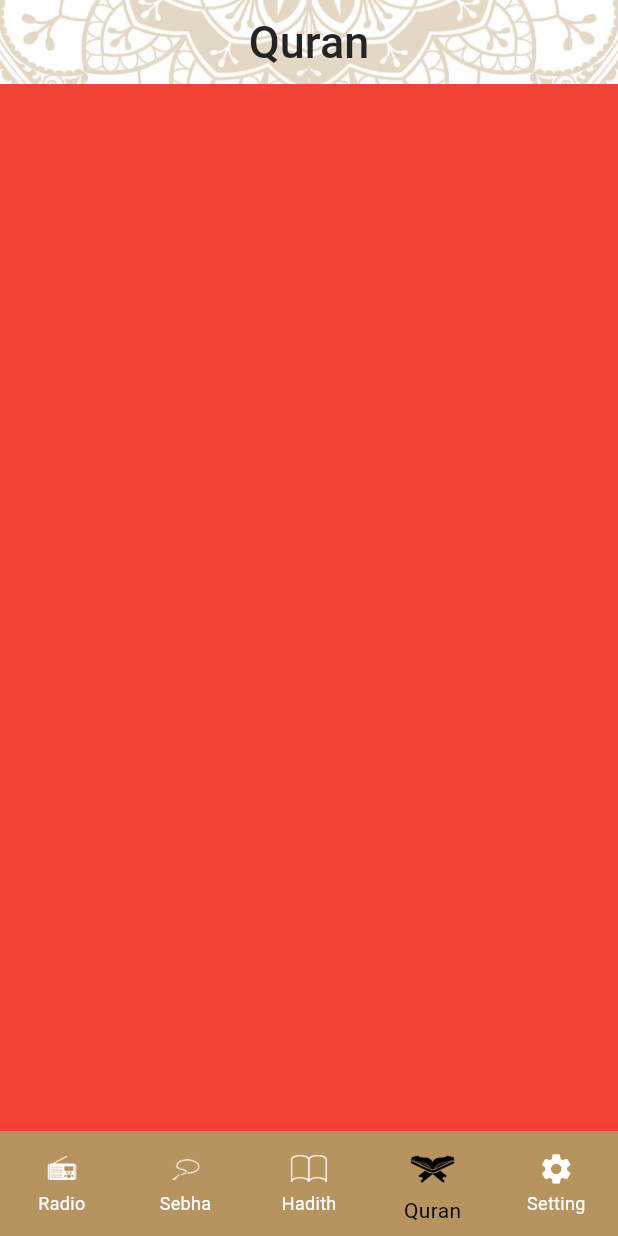
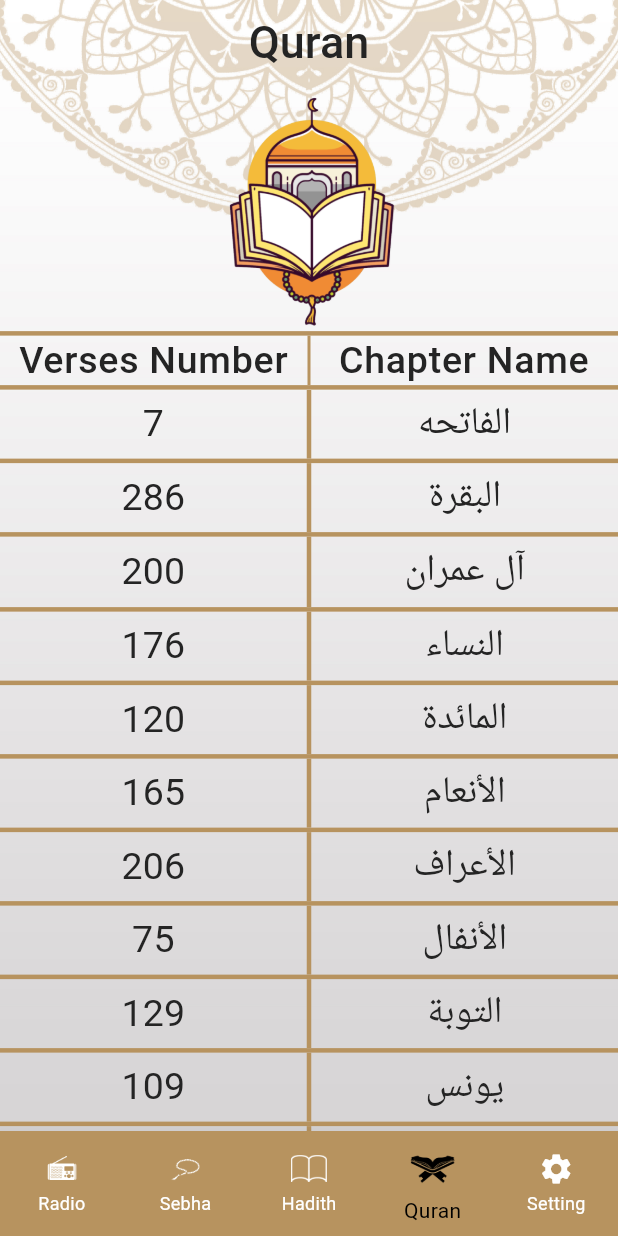
Before and after one commit to NadaAlsayyad/quran-app, a Flutter app: the screen it shows after launch, item 4 of the bottom bar chosen, on a phone screen of 412 x 824 dp. Run offline on Flutter 3.47's test engine with Material 3 defaults, Android fonts, the phone set to English and light mode, and no system bars.

Commit message:
+ quran tab widget

```diff
--- a/lib/config/theme/my_theme.dart
+++ b/lib/config/theme/my_theme.dart
@@ -20,5 +20,12 @@ class MyTheme {
       ),
       type: BottomNavigationBarType.fixed,
     ),
+    dividerColor: const Color(0xFFB7935F),
+    textTheme: const TextTheme(
+      labelMedium: TextStyle(
+          fontSize: 25, fontWeight: FontWeight.w500, color: Color(0xFF242424)),
+      titleMedium: TextStyle(
+          fontSize: 25, fontWeight: FontWeight.w400, color: Color(0xFF242424)),
+    ),
   );
 }
--- a/lib/core/assets_manager.dart
+++ b/lib/core/assets_manager.dart
@@ -5,4 +5,5 @@ class AssetsManager {
   static const String hadithIcon = 'assets/images/hadith_icon.png';
   static const String quranIcon = 'assets/images/quran_icon.png';
   static const String sebhaIcon = 'assets/images/sebha_icon.png';
+  static const String quranHeaderImage = 'assets/images/quran_header_image.png';
 }
--- a/lib/core/strings_manager.dart
+++ b/lib/core/strings_manager.dart
@@ -5,4 +5,6 @@ class StringsManager {
   static const String radioLabel = 'Radio';
   static const String sebhaLabel = 'Sebha';
   static const String settingLabel = 'Setting';
+  static const String versesNumberLabel = 'Verses Number';
+  static const String chapterNameLabel = 'Chapter Name';
 }
--- a/lib/presentation/screens/home/home_screen.dart
+++ b/lib/presentation/screens/home/home_screen.dart
@@ -18,11 +18,11 @@ class _HomeScreenState extends State<HomeScreen> {
   int selectedIndex = 0;
 
   List<Widget> tabs = [
-    const RadioTab(),
-    const SebhaTab(),
-    const HadithTab(),
-    const QuranTab(),
-    const SettingsTab(),
+    RadioTab(),
+    SebhaTab(),
+    HadithTab(),
+    QuranTab(),
+    SettingsTab(),
   ];
 
   @override
--- a/lib/presentation/screens/home/tabs/quran_tab/quran_tab.dart
+++ b/lib/presentation/screens/home/tabs/quran_tab/quran_tab.dart
@@ -1,12 +1,265 @@
 import 'package:flutter/material.dart';
+import 'package:islami/core/assets_manager.dart';
+import 'package:islami/presentation/screens/home/tabs/quran_tab/widgets/quran_item_widget.dart';
+import 'package:islami/presentation/screens/home/tabs/quran_tab/widgets/quran_tab_header_widget.dart';
 
 class QuranTab extends StatelessWidget {
-  const QuranTab({super.key});
+  QuranTab({super.key});
+
+  List<String> suraNames = [
+    "الفاتحه",
+    "البقرة",
+    "آل عمران",
+    "النساء",
+    "المائدة",
+    "الأنعام",
+    "الأعراف",
+    "الأنفال",
+    "التوبة",
+    "يونس",
+    "هود",
+    "يوسف",
+    "الرعد",
+    "إبراهيم",
+    "الحجر",
+    "النحل",
+    "الإسراء",
+    "الكهف",
+    "مريم",
+    "طه",
+    "الأنبياء",
+    "الحج",
+    "المؤمنون",
+    "النّور",
+    "الفرقان",
+    "الشعراء",
+    "النّمل",
+    "القصص",
+    "العنكبوت",
+    "الرّوم",
+    "لقمان",
+    "السجدة",
+    "الأحزاب",
+    "سبأ",
+    "فاطر",
+    "يس",
+    "الصافات",
+    "ص",
+    "الزمر",
+    "غافر",
+    "فصّلت",
+    "الشورى",
+    "الزخرف",
+    "الدّخان",
+    "الجاثية",
+    "الأحقاف",
+    "محمد",
+    "الفتح",
+    "الحجرات",
+    "ق",
+    "الذاريات",
+    "الطور",
+    "النجم",
+    "القمر",
+    "الرحمن",
+    "الواقعة",
+    "الحديد",
+    "المجادلة",
+    "الحشر",
+    "الممتحنة",
+    "الصف",
+    "الجمعة",
+    "المنافقون",
+    "التغابن",
+    "الطلاق",
+    "التحريم",
+    "الملك",
+    "القلم",
+    "الحاقة",
+    "المعارج",
+    "نوح",
+    "الجن",
+    "المزّمّل",
+    "المدّثر",
+    "القيامة",
+    "الإنسان",
+    "المرسلات",
+    "النبأ",
+    "النازعات",
+    "عبس",
+    "التكوير",
+    "الإنفطار",
+    "المطفّفين",
+    "الإنشقاق",
+    "البروج",
+    "الطارق",
+    "الأعلى",
+    "الغاشية",
+    "الفجر",
+    "البلد",
+    "الشمس",
+    "الليل",
+    "الضحى",
+    "الشرح",
+    "التين",
+    "العلق",
+    "القدر",
+    "البينة",
+    "الزلزلة",
+    "العاديات",
+    "القارعة",
+    "التكاثر",
+    "العصر",
+    "الهمزة",
+    "الفيل",
+    "قريش",
+    "الماعون",
+    "الكوثر",
+    "الكافرون",
+    "النصر",
+    "المسد",
+    "الإخلاص",
+    "الفلق",
+    "الناس"
+  ];
+  List<int> versesNumber = [
+    7,
+    286,
+    200,
+    176,
+    120,
+    165,
+    206,
+    75,
+    129,
+    109,
+    123,
+    111,
+    43,
+    52,
+    99,
+    128,
+    111,
+    110,
+    98,
+    135,
+    112,
+    78,
+    118,
+    64,
+    77,
+    227,
+    93,
+    88,
+    69,
+    60,
+    34,
+    30,
+    73,
+    54,
+    45,
+    83,
+    182,
+    88,
+    75,
+    85,
+    54,
+    53,
+    89,
+    59,
+    37,
+    35,
+    38,
+    29,
+    18,
+    45,
+    60,
+    49,
+    62,
+    55,
+    78,
+    96,
+    29,
+    22,
+    24,
+    13,
+    14,
+    11,
+    11,
+    18,
+    12,
+    12,
+    30,
+    52,
+    52,
+    44,
+    28,
+    28,
+    20,
+    56,
+    40,
+    31,
+    50,
+    40,
+    46,
+    42,
+    29,
+    19,
+    36,
+    25,
+    22,
+    17,
+    19,
+    26,
+    30,
+    20,
+    15,
+    21,
+    11,
+    8,
+    5,
+    19,
+    5,
+    8,
+    8,
+    11,
+    11,
+    8,
+    3,
+    9,
+    5,
+    4,
+    6,
+    3,
+    6,
+    3,
+    5,
+    4,
+    5,
+    6
+  ];
 
   @override
   Widget build(BuildContext context) {
-    return Container(
-      color: Colors.red,
+    return Column(
+      children: [
+        Expanded(flex: 1, child: Image.asset(AssetsManager.quranHeaderImage)),
+        QuranTabHeaderWidget(),
+        Expanded(
+          flex: 3,
+          child: ListView.separated(
+            separatorBuilder: (context, index) => Container(
+              width: double.infinity,
+              height: 3,
+              color: Theme.of(context).dividerColor,
+            ),
+            itemBuilder: (context, index) => QuranItemWidget(
+                suraName: suraNames[index],
+                versesNumber: versesNumber[index].toString()),
+            itemCount: suraNames.length,
+          ),
+        ),
+      ],
     );
   }
 }
--- /dev/null
+++ b/lib/presentation/screens/home/tabs/quran_tab/widgets/quran_item_widget.dart
@@ -0,0 +1,40 @@
+import 'package:flutter/material.dart';
+
+class QuranItemWidget extends StatelessWidget {
+  String suraName;
+  String versesNumber;
+
+  QuranItemWidget(
+      {super.key, required this.suraName, required this.versesNumber});
+
+  @override
+  Widget build(BuildContext context) {
+    return IntrinsicHeight(
+      child: Row(
+        children: [
+          Expanded(
+              child: Padding(
+            padding: const EdgeInsets.all(4),
+            child: Text(
+              versesNumber,
+              style: Theme.of(context).textTheme.titleMedium,
+              textAlign: TextAlign.center,
+            ),
+          )),
+          VerticalDivider(
+            color: (Theme.of(context).dividerColor),
+            width: 3,
+            thickness: 3,
+          ),
+          Expanded(
+              child: Padding(
+            padding: const EdgeInsets.all(4),
+            child: Text(suraName,
+                style: Theme.of(context).textTheme.titleMedium,
+                textAlign: TextAlign.center),
+          ))
+        ],
+      ),
+    );
+  }
+}
--- /dev/null
+++ b/lib/presentation/screens/home/tabs/quran_tab/widgets/quran_tab_header_widget.dart
@@ -0,0 +1,37 @@
+import 'package:flutter/material.dart';
+
+import '../../../../../../core/strings_manager.dart';
+
+class QuranTabHeaderWidget extends StatelessWidget {
+  const QuranTabHeaderWidget({super.key});
+
+  @override
+  Widget build(BuildContext context) {
+    return Container(
+      decoration: const BoxDecoration(
+          border: Border.symmetric(
+              horizontal: BorderSide(
+        width: 3,
+        color: Color(0xFFB7935F),
+      ))),
+      child: IntrinsicHeight(
+        child: Row(
+          children: [
+            Expanded(
+                child: Text(StringsManager.versesNumberLabel,
+                    textAlign: TextAlign.center,
+                    style: Theme.of(context).textTheme.labelMedium)),
+            Container(
+              color: (Theme.of(context).dividerColor),
+              width: 2,
+            ),
+            Expanded(
+                child: Text(StringsManager.chapterNameLabel,
+                    textAlign: TextAlign.center,
+                    style: Theme.of(context).textTheme.labelMedium)),
+          ],
+        ),
+      ),
+    );
+  }
+}
```
Also changed, not shown: assets/images/quran_header_image.png (added).
